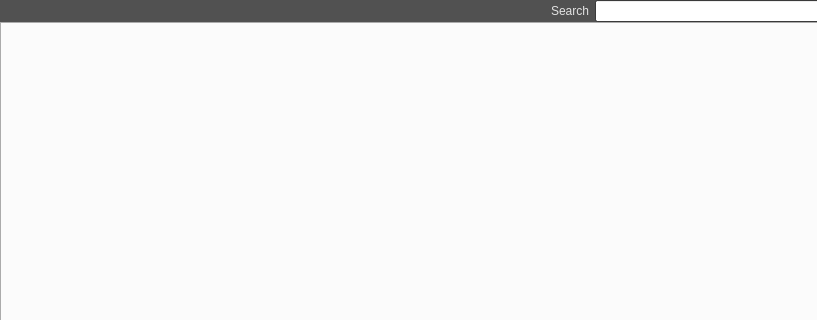
This is modorganizer/src/browserdialog.ui in Holt59/mo2-merge as Qt 5 draws it before an edit; both pictures show x 0 to 817 and y 0 to 320 of the 1008 by 750 pixel window. The edited form follows.
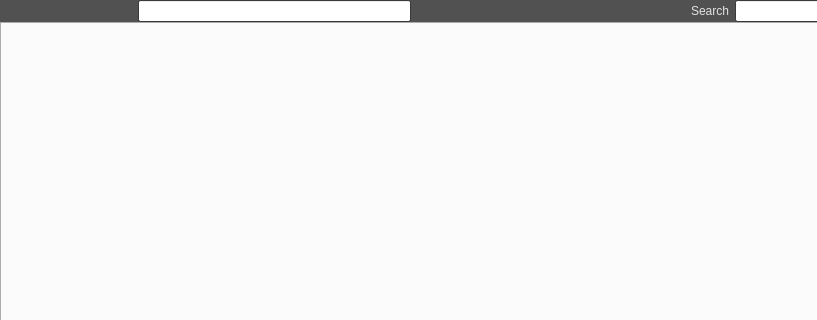
This is the edited form. Icons and pictures are not drawn.

```diff
--- a/modorganizer/src/browserdialog.ui
+++ b/modorganizer/src/browserdialog.ui
@@ -237,6 +237,13 @@
         </property>
        </widget>
       </item>
+      <item>
+       <widget class="QLineEdit" name="urlEdit">
+        <property name="enabled">
+         <bool>true</bool>
+        </property>
+       </widget>
+      </item>
       <item>
        <spacer name="horizontalSpacer">
         <property name="orientation">
```
Left out of the diff: 22 changed lines with no effect on the pictures.
